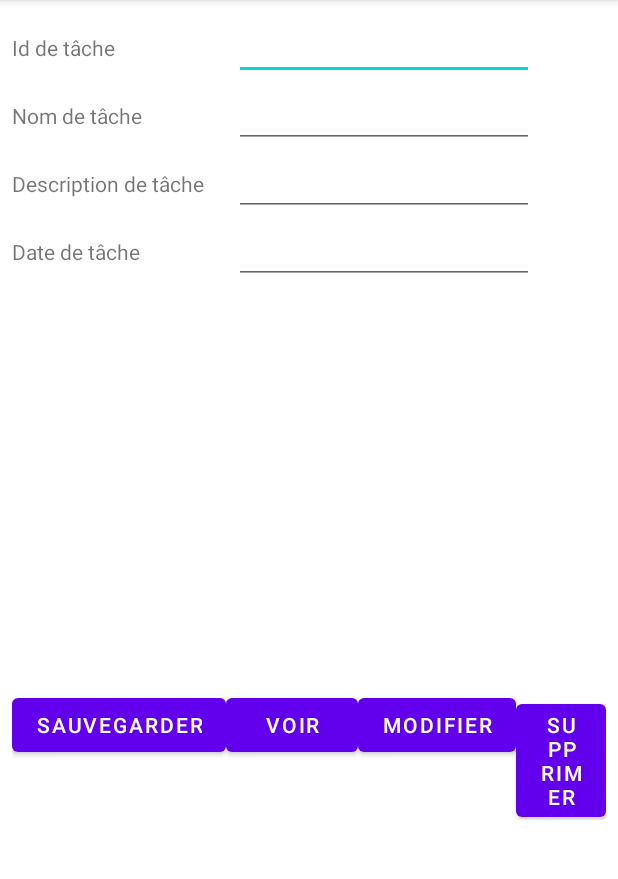
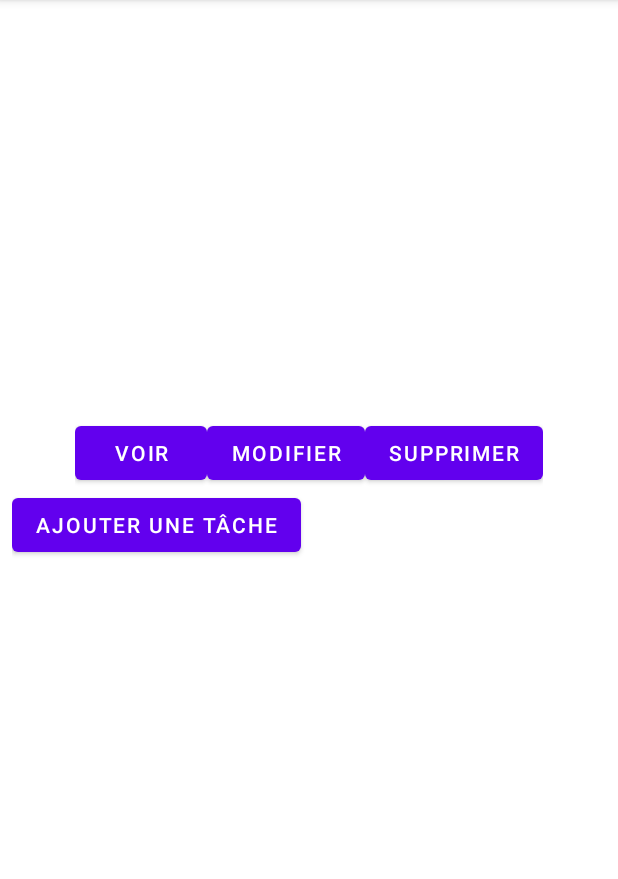
Before and after one commit to Pablo-Rio/MyTodoList, an Android app: the screen it shows after launch (MainActivity), on a phone screen of 412 x 824 dp, the part 84-963 px from its top. Run offline under Robolectric (Android 15) with nearby library versions, the phone set to English and light mode, and no system bars.

Commit message:
Ajout page création de tâche

```diff
--- a/app/src/main/AndroidManifest.xml
+++ b/app/src/main/AndroidManifest.xml
@@ -12,6 +12,9 @@
         android:theme="@style/Theme.MyTodoList"
         tools:targetApi="31">
         <activity
+            android:name=".AddTaskActivity"
+            android:exported="false" />
+        <activity
             android:name=".MainActivity"
             android:exported="true">
             <intent-filter>
@@ -21,4 +24,5 @@
             </intent-filter>
         </activity>
     </application>
+
 </manifest>
--- a/app/src/main/res/layout/activity_main.xml
+++ b/app/src/main/res/layout/activity_main.xml
@@ -11,72 +11,6 @@
     android:orientation="vertical"
     tools:context="iut.project.mytodolist.MainActivity">
 
-    <TableLayout
-        android:layout_width="match_parent"
-        android:layout_height="wrap_content">
-
-        <TableRow>
-            <TextView
-                android:text="@string/task_id"
-                android:layout_width="wrap_content"
-                android:layout_height="wrap_content"
-                android:layout_column="1" />
-            <EditText
-                android:id="@+id/t_id"
-                android:layout_width="200dp"
-                android:layout_height="wrap_content"
-                android:layout_marginStart="20sp"
-                android:width="150dp" />
-        </TableRow>
-        <TableRow>
-            <TextView
-                android:text="@string/task_name"
-                android:layout_width="wrap_content"
-                android:layout_height="wrap_content"
-                android:layout_column="1" />
-
-            <EditText
-                android:id="@+id/t_name"
-                android:width="200dp"
-                android:layout_width="wrap_content"
-                android:layout_height="wrap_content"
-                android:layout_column="2"
-                android:layout_marginStart="20sp" />
-        </TableRow>
-
-        <TableRow>
-
-            <TextView
-                android:text="@string/task_description"
-                android:layout_width="wrap_content"
-                android:layout_height="wrap_content"
-                android:layout_column="1" />
-
-            <EditText
-                android:id="@+id/t_description"
-                android:width="200dp"
-                android:layout_width="wrap_content"
-                android:layout_height="wrap_content"
-                android:layout_column="2"
-                android:layout_marginStart="20sp" />
-        </TableRow>
-        <TableRow>
-            <TextView
-                android:text="@string/task_date"
-                android:layout_width="wrap_content"
-                android:layout_height="wrap_content"
-                android:layout_column="1" />
-
-            <EditText
-                android:id="@+id/t_date"
-                android:width="200dp"
-                android:layout_width="wrap_content"
-                android:layout_height="wrap_content"
-                android:layout_column="2"
-                android:layout_marginStart="20sp" />
-        </TableRow>
-
-    </TableLayout>
     <LinearLayout
         android:layout_width="wrap_content"
         android:layout_height="250sp"
@@ -95,11 +29,6 @@
         <Button
             android:layout_width="wrap_content"
             android:layout_height="wrap_content"
-            android:text="@string/save"
-            android:onClick="saveRecord" />
-        <Button
-            android:layout_width="wrap_content"
-            android:layout_height="wrap_content"
             android:text="@string/view"
             android:onClick="viewRecord" />
         <Button
@@ -113,4 +42,9 @@
             android:text="@string/delete"
             android:onClick="deleteRecord" />
     </LinearLayout>
+    <Button
+        android:layout_width="wrap_content"
+        android:layout_height="wrap_content"
+        android:text="@string/add"
+        android:onClick="addTaskPage" />
 </LinearLayout>
--- a/app/src/main/res/values/strings.xml
+++ b/app/src/main/res/values/strings.xml
@@ -12,4 +12,6 @@
     <string name="task_name">Nom de tâche</string>
     <string name="task_description">Description de tâche</string>
     <string name="task_date">Date de tâche</string>
+    <string name="add">Ajouter une tâche</string>
+    <string name="back">Retour</string>
 </resources>
```
Also changed, not shown: app/src/main/java/iut/project/mytodolist/AddTaskActivity.kt (added, +56 -0 lines), app/src/main/java/iut/project/mytodolist/MainActivity.kt (+6 -28 lines), app/src/main/res/layout/activity_add_task.xml (added, +91 -0 lines).
